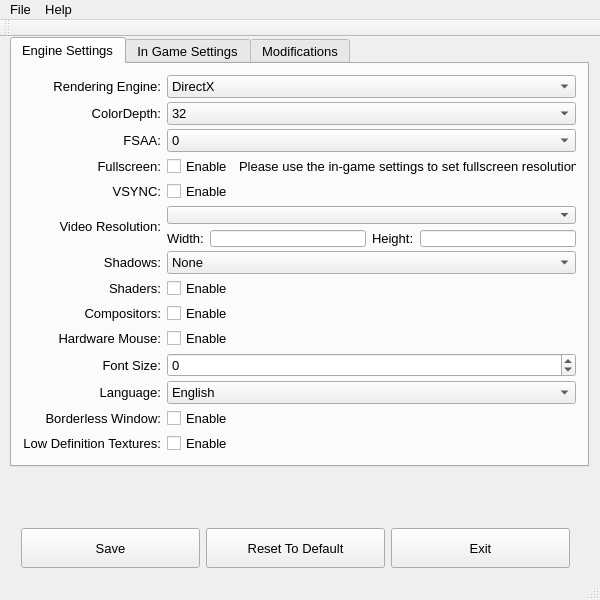
Before: the Qt Designer form MainWindow.ui in gearcity/GearCity_VideoSettingsEditor, drawn with Qt 5.
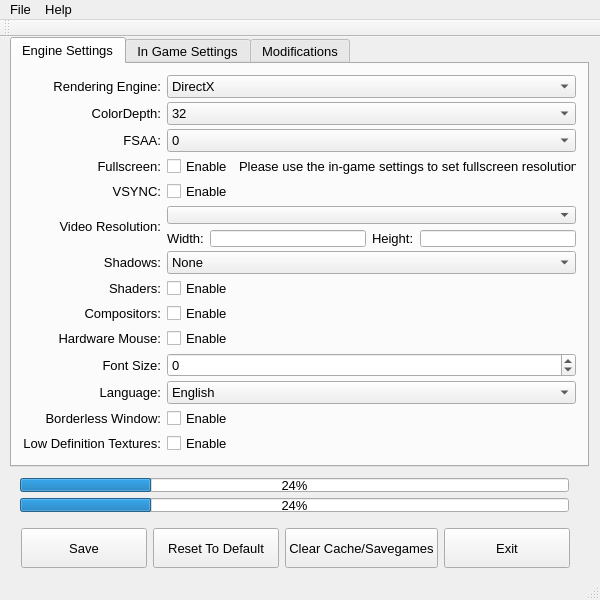
After: the same form once the commit is applied. Icons and pictures are not drawn.

Commit message:
Clear Cache
Added Clear Cache which deletes most of the content that Steam fails to
delete when uninstalling the game.

Diff of the .ui file:
```diff
--- a/MainWindow.ui
+++ b/MainWindow.ui
@@ -739,6 +739,19 @@
        </property>
       </widget>
      </item>
+     <item>
+      <widget class="QPushButton" name="Main_ClearCache">
+       <property name="minimumSize">
+        <size>
+         <width>0</width>
+         <height>40</height>
+        </size>
+       </property>
+       <property name="text">
+        <string>Clear Cache/Savegames</string>
+       </property>
+      </widget>
+     </item>
      <item>
       <widget class="QPushButton" name="MainCancel_Button">
        <property name="minimumSize">
@@ -754,6 +767,32 @@
      </item>
     </layout>
    </widget>
+   <widget class="QWidget" name="verticalLayoutWidget">
+    <property name="geometry">
+     <rect>
+      <x>9</x>
+      <y>430</y>
+      <width>571</width>
+      <height>56</height>
+     </rect>
+    </property>
+    <layout class="QVBoxLayout" name="verticalLayout">
+     <item>
+      <widget class="QProgressBar" name="ProgressBar">
+       <property name="value">
+        <number>24</number>
+       </property>
+      </widget>
+     </item>
+     <item>
+      <widget class="QProgressBar" name="progressBarReports">
+       <property name="value">
+        <number>24</number>
+       </property>
+      </widget>
+     </item>
+    </layout>
+   </widget>
   </widget>
   <widget class="QMenuBar" name="menuBar">
    <property name="geometry">
```
The commit also changes 5 other files.
